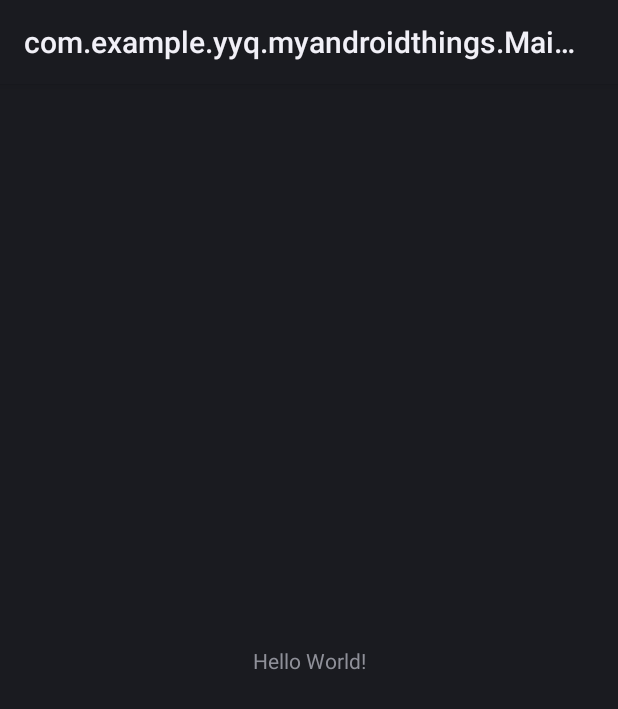
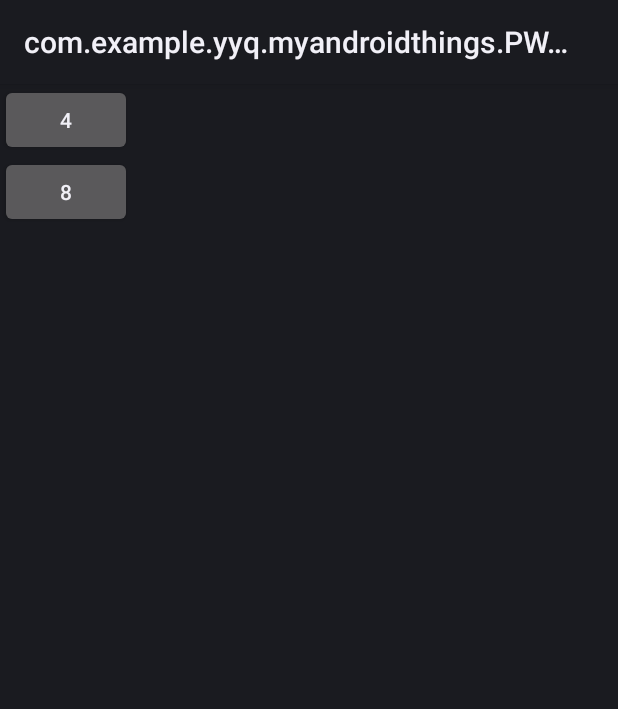
Before and after one commit to imyyq-star/MyAndroidThings, an Android app: the screen it shows after launch (MainActivity before the commit, PWMActivity after it), on a phone screen of 412 x 824 dp. Shown: the top 709 px of the screen. Run offline under Robolectric (Android 15) with nearby library versions, the phone set to English and light mode, and no system bars; libraries missing offline, so code that uses them is left out: com.google.android.things; 4 statements that could not run were skipped.

Commit message:
初步完成 pwm，led，button

```diff
--- a/app/src/main/java/com/example/yyq/myandroidthings/MainActivity.java
+++ /dev/null
@@ -1,35 +0,0 @@
-package com.example.yyq.myandroidthings;
-
-import android.app.Activity;
-import android.os.Bundle;
-
-/**
- * Skeleton of an Android Things activity.
- * <p>
- * Android Things peripheral APIs are accessible through the class
- * PeripheralManagerService. For example, the snippet below will open a GPIO pin and
- * set it to HIGH:
- * <p>
- * <pre>{@code
- * PeripheralManagerService service = new PeripheralManagerService();
- * mLedGpio = service.openGpio("BCM6");
- * mLedGpio.setDirection(Gpio.DIRECTION_OUT_INITIALLY_LOW);
- * mLedGpio.setValue(true);
- * }</pre>
- * <p>
- * For more complex peripherals, look for an existing user-space driver, or implement one if none
- * is available.
- *
- * @see <a href="https://github.com/androidthings/contrib-drivers#readme">https://github.com/androidthings/contrib-drivers#readme</a>
- */
-public class MainActivity
-        extends Activity
-{
-
-    @Override
-    protected void onCreate(Bundle savedInstanceState)
-    {
-        super.onCreate(savedInstanceState);
-        setContentView(R.layout.activity_main);
-    }
-}
--- /dev/null
+++ b/app/src/main/java/com/example/yyq/myandroidthings/PWMActivity.java
@@ -0,0 +1,72 @@
+package com.example.yyq.myandroidthings;
+
+import android.app.Activity;
+import android.os.Bundle;
+import android.util.Log;
+import android.view.View;
+
+import com.google.android.things.pio.PeripheralManager;
+import com.google.android.things.pio.Pwm;
+
+import java.io.IOException;
+
+/**
+ * Pluse Width Modulaion(PWM)
+ */
+public class PWMActivity
+        extends Activity
+{
+    private Pwm mPwm;
+
+    @Override
+    protected void onCreate(Bundle savedInstanceState)
+    {
+        super.onCreate(savedInstanceState);
+        setContentView(R.layout.activity_pwm);
+
+        try
+        {
+            mPwm = PeripheralManager.getInstance().openPwm(BoardDefault.getPWMPort());
+
+            // 设置频率
+            mPwm.setPwmFrequencyHz(50);
+            // 占空比
+            mPwm.setPwmDutyCycle(2);
+            // 启动 PWM 信号
+            mPwm.setEnabled(true);
+
+        }
+        catch (IOException e)
+        {
+            e.printStackTrace();
+        }
+    }
+
+    public void on4(View view) throws IOException
+    {
+        mPwm.setPwmDutyCycle(4);
+    }
+
+    public void on8(View view) throws IOException
+    {
+        mPwm.setPwmDutyCycle(8);
+    }
+
+    @Override
+    protected void onDestroy()
+    {
+        super.onDestroy();
+        try
+        {
+            mPwm.close();
+        }
+        catch (IOException e)
+        {
+            e.printStackTrace();
+        }
+        finally
+        {
+            mPwm = null;
+        }
+    }
+}
--- a/app/src/main/res/layout/activity_main.xml
+++ b/app/src/main/res/layout/activity_main.xml
@@ -1,21 +1,19 @@
 <?xml version="1.0" encoding="utf-8"?>
-<android.support.constraint.ConstraintLayout
+<LinearLayout
     xmlns:android="http://schemas.android.com/apk/res/android"
     xmlns:app="http://schemas.android.com/apk/res-auto"
     xmlns:tools="http://schemas.android.com/tools"
     android:layout_width="match_parent"
     android:layout_height="match_parent"
-    tools:context=".MainActivity"
+    android:orientation="vertical"
+    tools:context=".LedActivity"
     >
 
-    <TextView
+    <CheckBox
+        android:id="@+id/cb_led"
         android:layout_width="wrap_content"
         android:layout_height="wrap_content"
-        android:text="Hello World!"
-        app:layout_constraintBottom_toBottomOf="parent"
-        app:layout_constraintLeft_toLeftOf="parent"
-        app:layout_constraintRight_toRightOf="parent"
-        app:layout_constraintTop_toTopOf="parent"
+        android:text="是否打开 LED"
         />
 
-</android.support.constraint.ConstraintLayout>
+</LinearLayout>
--- /dev/null
+++ b/app/src/main/res/layout/activity_pwm.xml
@@ -0,0 +1,18 @@
+<?xml version="1.0" encoding="utf-8"?>
+<LinearLayout xmlns:android="http://schemas.android.com/apk/res/android"
+              android:orientation="vertical"
+              android:layout_width="match_parent"
+              android:layout_height="match_parent">
+    <Button
+        android:layout_width="wrap_content"
+        android:layout_height="wrap_content"
+        android:text="4"
+        android:onClick="on4"
+        />
+    <Button
+        android:layout_width="wrap_content"
+        android:layout_height="wrap_content"
+        android:text="8"
+        android:onClick="on8"
+        />
+</LinearLayout>
```
Also changed, not shown: app/src/main/AndroidManifest.xml (+12 -6 lines), app/src/main/java/com/example/yyq/myandroidthings/BoardDefault.java (added, +25 -0 lines), app/src/main/java/com/example/yyq/myandroidthings/ButtonActivity.java (added, +76 -0 lines), app/src/main/java/com/example/yyq/myandroidthings/LedActivity.java (added, +86 -0 lines), app/src/main/res/layout/activity_button.xml (added, +7 -0 lines).
